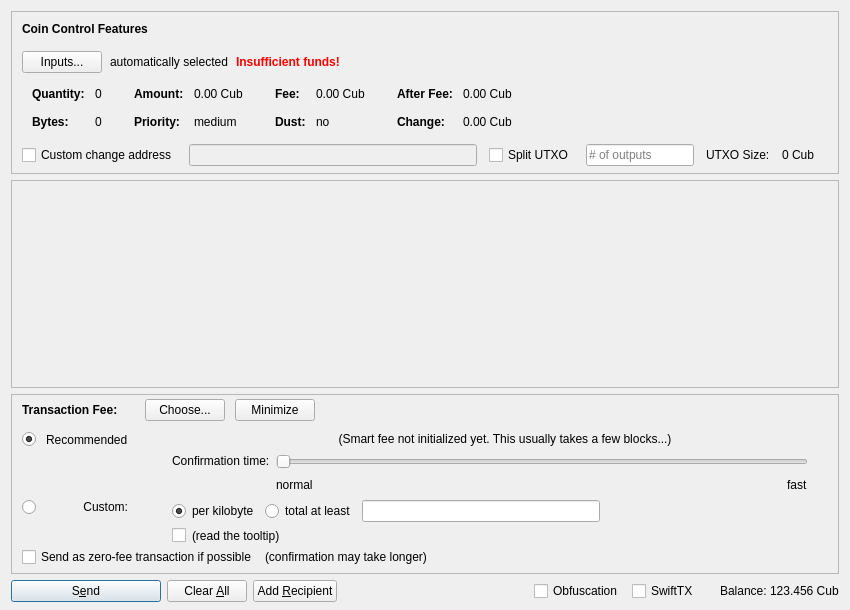
Visco33/test, file src/qt/forms/sendcoinsdialog.ui: the form before one commit.
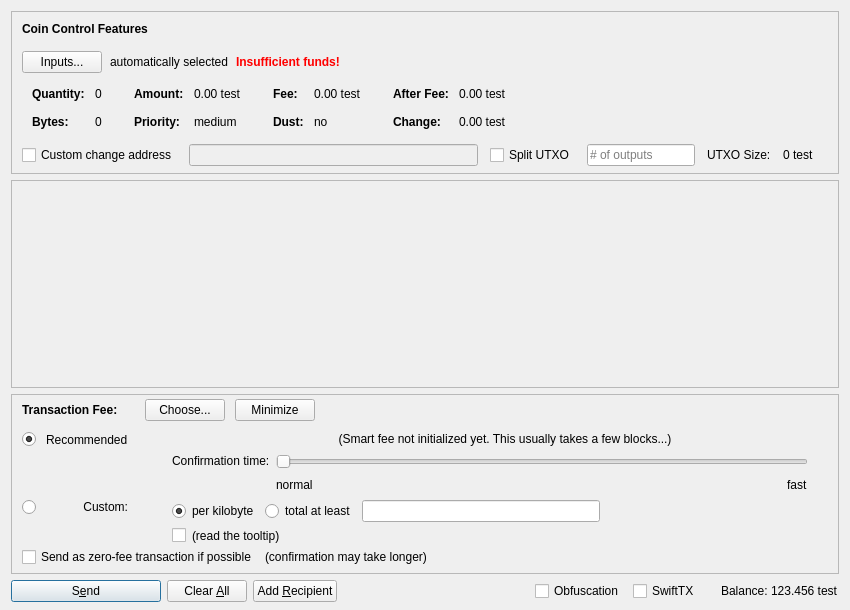
The form after the commit. Icons and pictures are not drawn. Custom widgets are drawn as their Qt base class.

What changed in the file:
```diff
--- a/src/qt/forms/sendcoinsdialog.ui
+++ b/src/qt/forms/sendcoinsdialog.ui
@@ -324,7 +324,7 @@
                   <enum>Qt::ActionsContextMenu</enum>
                  </property>
                  <property name="text">
-                  <string notr="true">0.00 Cub</string>
+                  <string notr="true">0.00 test</string>
                  </property>
                  <property name="textInteractionFlags">
                   <set>Qt::LinksAccessibleByMouse|Qt::TextSelectableByKeyboard|Qt::TextSelectableByMouse</set>
@@ -404,7 +404,7 @@
                   <enum>Qt::ActionsContextMenu</enum>
                  </property>
                  <property name="text">
-                  <string notr="true">0.00 Cub</string>
+                  <string notr="true">0.00 test</string>
                  </property>
                  <property name="textInteractionFlags">
                   <set>Qt::LinksAccessibleByMouse|Qt::TextSelectableByKeyboard|Qt::TextSelectableByMouse</set>
@@ -484,7 +484,7 @@
                   <enum>Qt::ActionsContextMenu</enum>
                  </property>
                  <property name="text">
-                  <string notr="true">0.00 Cub</string>
+                  <string notr="true">0.00 test</string>
                  </property>
                  <property name="textInteractionFlags">
                   <set>Qt::LinksAccessibleByMouse|Qt::TextSelectableByKeyboard|Qt::TextSelectableByMouse</set>
@@ -513,7 +513,7 @@
                   <enum>Qt::ActionsContextMenu</enum>
                  </property>
                  <property name="text">
-                  <string notr="true">0.00 Cub</string>
+                  <string notr="true">0.00 test</string>
                  </property>
                  <property name="textInteractionFlags">
                   <set>Qt::LinksAccessibleByMouse|Qt::TextSelectableByKeyboard|Qt::TextSelectableByMouse</set>
@@ -594,7 +594,7 @@
           <item>
            <widget class="QLabel" name="labelBlockSize">
             <property name="text">
-             <string>0 Cub</string>
+             <string>0 test</string>
             </property>
            </widget>
           </item>
@@ -1435,7 +1435,7 @@
           <cursorShape>IBeamCursor</cursorShape>
          </property>
          <property name="text">
-          <string notr="true">123.456 Cub</string>
+          <string notr="true">123.456 test</string>
          </property>
          <property name="textInteractionFlags">
           <set>Qt::LinksAccessibleByMouse|Qt::TextSelectableByKeyboard|Qt::TextSelectableByMouse</set>
```
Left out of the diff: 16 changed lines with no effect on the pictures.
